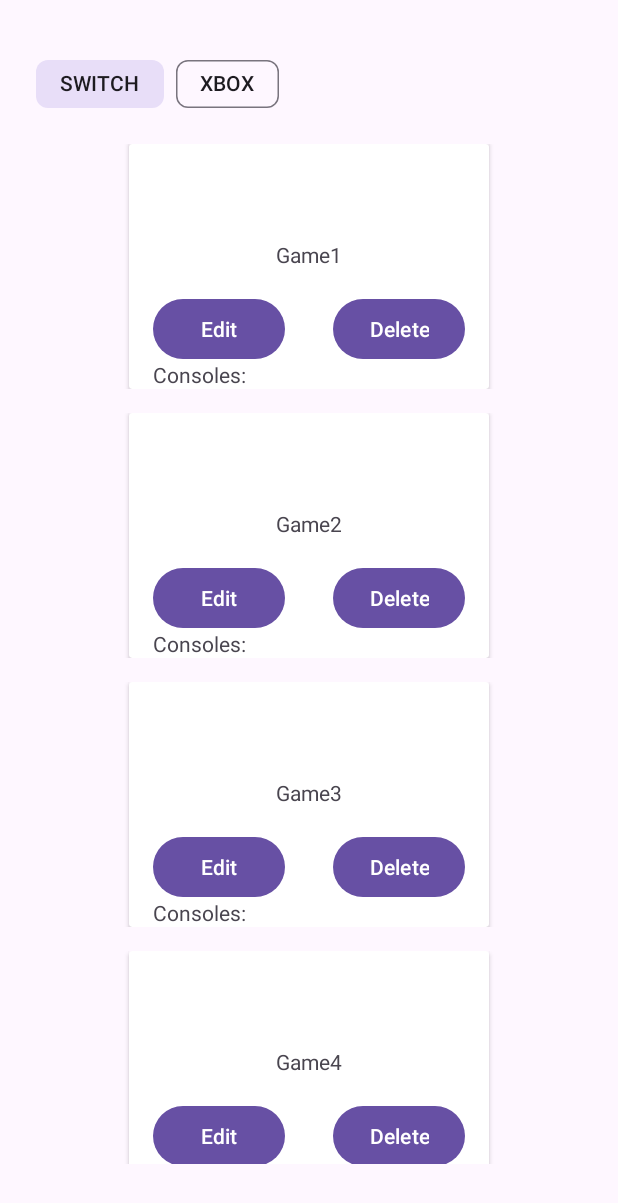
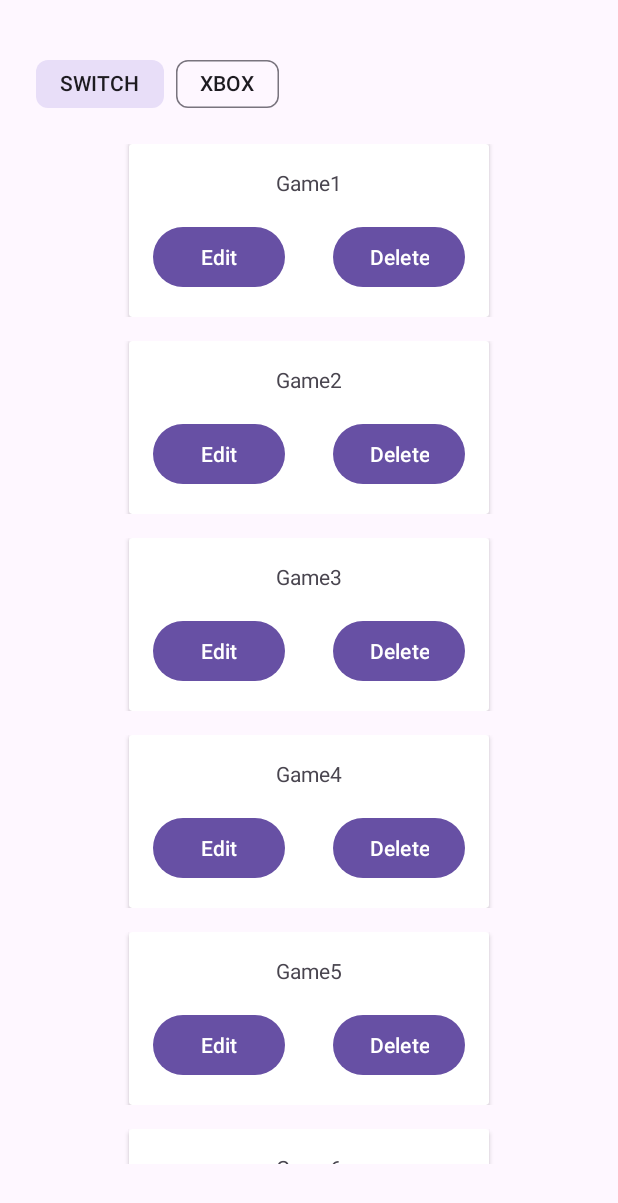
Before and after one commit to emilygranville/videogamelist, an Android app: the screen it shows after launch (MainActivity), on a phone screen of 412 x 824 dp. Shown: the top 1203 px of the screen. Run offline under Robolectric (Android 15) with nearby library versions, the phone set to English and light mode, and no system bars.

Commit message:
Shows consoles when clicking on the card (and hides them with another click)

```diff
--- a/app/app/src/main/java/com/emilygranville/videogamelist/View/VGViewHolder.java
+++ b/app/app/src/main/java/com/emilygranville/videogamelist/View/VGViewHolder.java
@@ -1,6 +1,11 @@
 package com.emilygranville.videogamelist.View;
 
+import static android.view.View.GONE;
+import static android.view.View.VISIBLE;
+
+import android.util.Log;
 import android.view.View;
+import android.view.ViewGroup;
 import android.widget.Button;
 import android.widget.TextView;
 
@@ -18,6 +23,7 @@ public class VGViewHolder extends RecyclerView.ViewHolder {
     private String curConsole;
 
     private final TextView gameName;
+    private final TextView consolesDisplay;
 
     /**
      * Constructor for VGViewHolder
@@ -32,8 +38,20 @@ public class VGViewHolder extends RecyclerView.ViewHolder {
         Button gameEditBtn = itemView.findViewById(R.id.vg_edit_btn);
         Button gameDeleteBtn = itemView.findViewById(R.id.vg_delete_btn);
 
-        gameName = itemView.findViewById(R.id.videogame_name);
+        this.gameName = itemView.findViewById(R.id.videogame_name);
+        this.consolesDisplay = itemView.findViewById(R.id.consoles_txt);
 
+        this.itemView.setOnClickListener(new View.OnClickListener() {
+            @Override
+            public void onClick(View view) {
+                int vis = VGViewHolder.this.consolesDisplay.getVisibility();
+                if (vis == GONE) {
+                    VGViewHolder.this.consolesDisplay.setVisibility(VISIBLE);
+                } else {
+                    VGViewHolder.this.consolesDisplay.setVisibility(GONE);
+                }
+            }
+        });
         gameEditBtn.setOnClickListener(new View.OnClickListener() {
             @Override
             public void onClick(View view) {
@@ -55,7 +73,13 @@ public class VGViewHolder extends RecyclerView.ViewHolder {
      */
     public void setValues(VideoGame videoGame, String curConsole) {
         this.videoGame = videoGame;
-        gameName.setText(videoGame.getGameName());
+        this.gameName.setText(videoGame.getGameName());
         this.curConsole = curConsole;
+        String consoleText = "Consoles:\n";
+        for(String consoles : videoGame.getConsoles()) {
+            consoleText += "\u2022 Bullet " + consoles + "\n";
+        }
+        consoleText = consoleText.substring(0, consoleText.length()-1);
+        this.consolesDisplay.setText(consoleText);
     }
 }
--- a/app/app/src/main/res/layout/videogame_card.xml
+++ b/app/app/src/main/res/layout/videogame_card.xml
@@ -15,7 +15,9 @@
 
         <androidx.constraintlayout.widget.ConstraintLayout
             android:layout_width="match_parent"
-            android:layout_height="match_parent">
+            android:layout_height="wrap_content"
+            android:paddingTop="16dp"
+            android:paddingBottom="16dp">
 
             <TextView
                 android:id="@+id/videogame_name"
@@ -23,8 +25,6 @@
                 android:layout_height="wrap_content"
                 android:layout_marginStart="16dp"
                 android:layout_marginEnd="16dp"
-                android:layout_marginBottom="16dp"
-                app:layout_constraintBottom_toBottomOf="parent"
                 app:layout_constraintEnd_toEndOf="parent"
                 app:layout_constraintStart_toStartOf="parent"
                 app:layout_constraintTop_toTopOf="parent" />
@@ -36,9 +36,7 @@
                 android:layout_marginStart="16dp"
                 android:layout_marginTop="16dp"
                 android:layout_marginEnd="16dp"
-                android:layout_marginBottom="16dp"
                 android:text="@string/display_edit_btn_text"
-                app:layout_constraintBottom_toBottomOf="parent"
                 app:layout_constraintEnd_toStartOf="@+id/vg_delete_btn"
                 app:layout_constraintStart_toStartOf="parent"
                 app:layout_constraintTop_toBottomOf="@+id/videogame_name" />
@@ -50,9 +48,7 @@
                 android:layout_marginStart="16dp"
                 android:layout_marginTop="16dp"
                 android:layout_marginEnd="16dp"
-                android:layout_marginBottom="16dp"
                 android:text="@string/display_delete_btn_text"
-                app:layout_constraintBottom_toBottomOf="parent"
                 app:layout_constraintEnd_toEndOf="parent"
                 app:layout_constraintStart_toEndOf="@+id/vg_edit_btn"
                 app:layout_constraintTop_toBottomOf="@+id/videogame_name" />
@@ -64,13 +60,12 @@
                 android:layout_marginStart="16dp"
                 android:layout_marginTop="16dp"
                 android:layout_marginEnd="16dp"
-                android:text="Consoles:"
+                android:visibility="gone"
                 app:layout_constraintBottom_toBottomOf="parent"
                 app:layout_constraintEnd_toEndOf="parent"
                 app:layout_constraintHorizontal_bias="0.0"
                 app:layout_constraintStart_toStartOf="parent"
-                app:layout_constraintTop_toBottomOf="@id/videogame_name"
-                app:layout_constraintVertical_bias="1.0" />
+                app:layout_constraintTop_toBottomOf="@id/vg_delete_btn" />
         </androidx.constraintlayout.widget.ConstraintLayout>
 
     </androidx.cardview.widget.CardView>
--- a/app/app/src/main/res/values/strings.xml
+++ b/app/app/src/main/res/values/strings.xml
@@ -9,4 +9,5 @@
     <string name="edit_price_hint">19.99</string>
     <string name="add_console">Add Console</string>
     <string name="select_consoles">Select Consoles</string>
+    <string name="console_list_label_text">Consoles:</string>
 </resources>
```
